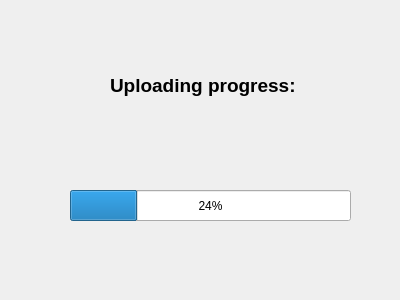
Before: the Qt Designer form senddialog.ui in extramask93/itegration, drawn with Qt 5.
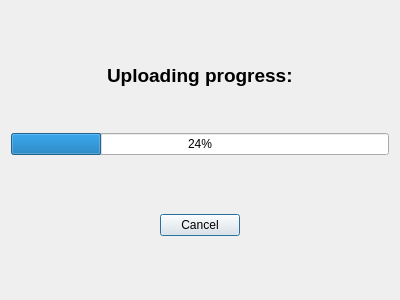
After: the same form once the commit is applied.

```diff
--- a/senddialog.ui
+++ b/senddialog.ui
@@ -13,39 +13,155 @@
   <property name="windowTitle">
    <string>Dialog</string>
   </property>
-  <widget class="QProgressBar" name="progressBar">
-   <property name="geometry">
-    <rect>
-     <x>70</x>
-     <y>190</y>
-     <width>281</width>
-     <height>31</height>
-    </rect>
-   </property>
-   <property name="value">
-    <number>24</number>
-   </property>
-  </widget>
-  <widget class="QLabel" name="label">
-   <property name="geometry">
-    <rect>
-     <x>110</x>
-     <y>60</y>
-     <width>211</width>
-     <height>51</height>
-    </rect>
-   </property>
-   <property name="font">
-    <font>
-     <pointsize>14</pointsize>
-     <weight>75</weight>
-     <bold>true</bold>
-    </font>
-   </property>
-   <property name="text">
-    <string>Uploading progress:</string>
-   </property>
-  </widget>
+  <layout class="QGridLayout" name="gridLayout">
+   <item row="0" column="0">
+    <layout class="QVBoxLayout" name="verticalLayout">
+     <item>
+      <spacer name="verticalSpacer_2">
+       <property name="orientation">
+        <enum>Qt::Vertical</enum>
+       </property>
+       <property name="sizeHint" stdset="0">
+        <size>
+         <width>20</width>
+         <height>40</height>
+        </size>
+       </property>
+      </spacer>
+     </item>
+     <item>
+      <layout class="QHBoxLayout" name="horizontalLayout">
+       <item>
+        <spacer name="horizontalSpacer_2">
+         <property name="orientation">
+          <enum>Qt::Horizontal</enum>
+         </property>
+         <property name="sizeHint" stdset="0">
+          <size>
+           <width>40</width>
+           <height>20</height>
+          </size>
+         </property>
+        </spacer>
+       </item>
+       <item>
+        <widget class="QLabel" name="label">
+         <property name="font">
+          <font>
+           <pointsize>14</pointsize>
+           <weight>75</weight>
+           <bold>true</bold>
+          </font>
+         </property>
+         <property name="text">
+          <string>Uploading progress:</string>
+         </property>
+        </widget>
+       </item>
+       <item>
+        <spacer name="horizontalSpacer">
+         <property name="orientation">
+          <enum>Qt::Horizontal</enum>
+         </property>
+         <property name="sizeHint" stdset="0">
+          <size>
+           <width>40</width>
+           <height>20</height>
+          </size>
+         </property>
+        </spacer>
+       </item>
+      </layout>
+     </item>
+     <item>
+      <spacer name="verticalSpacer">
+       <property name="orientation">
+        <enum>Qt::Vertical</enum>
+       </property>
+       <property name="sizeType">
+        <enum>QSizePolicy::Minimum</enum>
+       </property>
+       <property name="sizeHint" stdset="0">
+        <size>
+         <width>20</width>
+         <height>40</height>
+        </size>
+       </property>
+      </spacer>
+     </item>
+     <item>
+      <widget class="QProgressBar" name="progressBar">
+       <property name="value">
+        <number>24</number>
+       </property>
+      </widget>
+     </item>
+     <item>
+      <spacer name="verticalSpacer_3">
+       <property name="orientation">
+        <enum>Qt::Vertical</enum>
+       </property>
+       <property name="sizeHint" stdset="0">
+        <size>
+         <width>20</width>
+         <height>40</height>
+        </size>
+       </property>
+      </spacer>
+     </item>
+     <item>
+      <layout class="QHBoxLayout" name="horizontalLayout_2">
+       <item>
+        <spacer name="horizontalSpacer_3">
+         <property name="orientation">
+          <enum>Qt::Horizontal</enum>
+         </property>
+         <property name="sizeHint" stdset="0">
+          <size>
+           <width>40</width>
+           <height>20</height>
+          </size>
+         </property>
+        </spacer>
+       </item>
+       <item>
+        <widget class="QPushButton" name="cancelButton">
+         <property name="text">
+          <string>Cancel</string>
+         </property>
+        </widget>
+       </item>
+       <item>
+        <spacer name="horizontalSpacer_4">
+         <property name="orientation">
+          <enum>Qt::Horizontal</enum>
+         </property>
+         <property name="sizeHint" stdset="0">
+          <size>
+           <width>40</width>
+           <height>20</height>
+          </size>
+         </property>
+        </spacer>
+       </item>
+      </layout>
+     </item>
+     <item>
+      <spacer name="verticalSpacer_4">
+       <property name="orientation">
+        <enum>Qt::Vertical</enum>
+       </property>
+       <property name="sizeHint" stdset="0">
+        <size>
+         <width>20</width>
+         <height>40</height>
+        </size>
+       </property>
+      </spacer>
+     </item>
+    </layout>
+   </item>
+  </layout>
  </widget>
  <resources/>
  <connections/>
```
